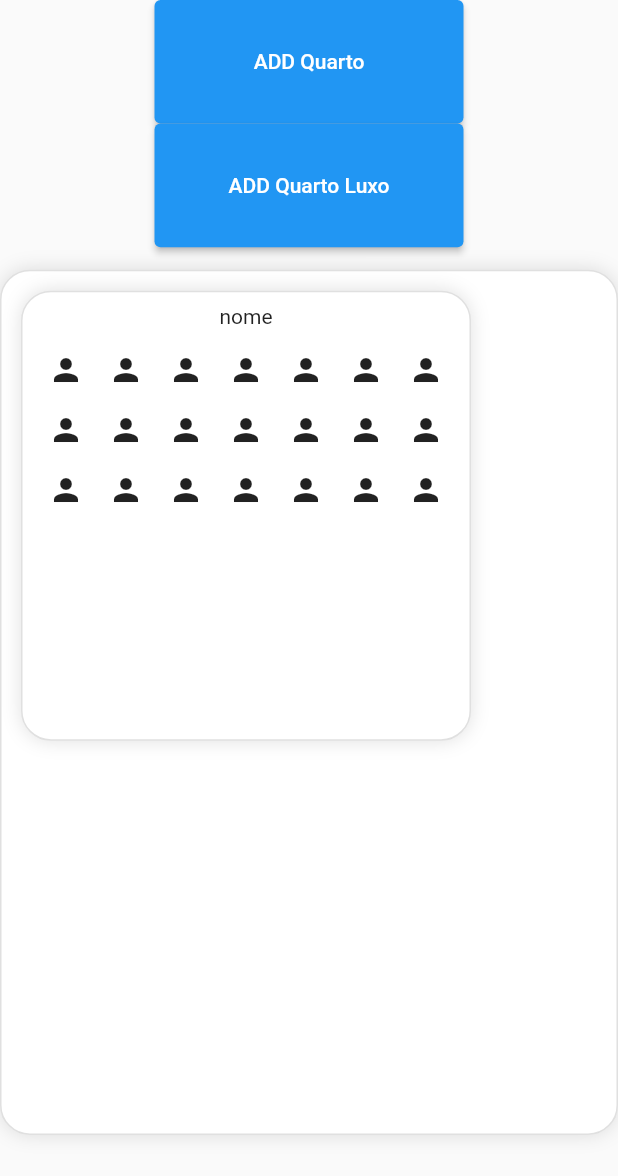
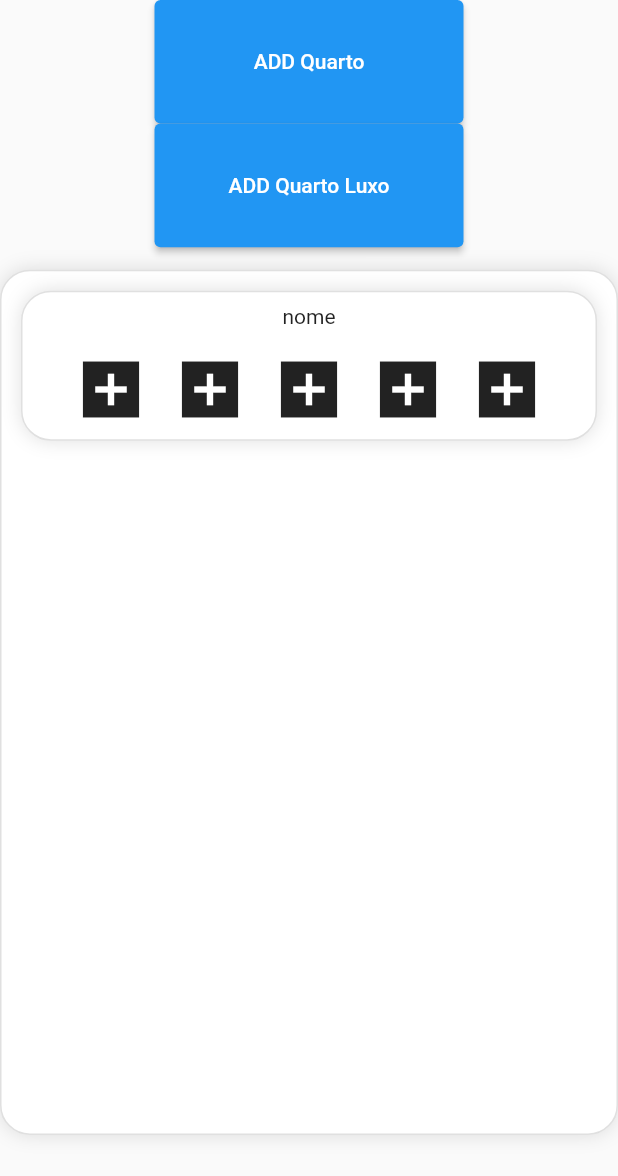
Before and after one commit to MarshFfeco/Project_cde, a Flutter app: the screen it shows after launch, after a tap on "ADD Quarto Luxo", on a phone screen of 412 x 824 dp. Shown: the top 1176 px of the screen. Run offline on Flutter 3.47's test engine with Material 2 defaults, Android fonts, the phone set to English and light mode, and no system bars; missing offline and left inert: dart:html.

Commit message:
Atualização

```diff
--- a/lib/PageQuarto.dart
+++ b/lib/PageQuarto.dart
@@ -11,7 +11,7 @@ class PageQuarto extends StatefulWidget {
 }
 
 class _PageQuartoState extends State<PageQuarto> {
-  QuartoSimples qs1 = QuartoSimples(nomeQuarto: "nome", quantidadeQuarto: 21);
+  QuartoSimples qs1 = QuartoSimples(nomeQuarto: "nome", quantidadeQuarto: 5);
 
   @override
   Widget build(BuildContext context) {
@@ -23,7 +23,6 @@ class _PageQuartoState extends State<PageQuarto> {
     return Scaffold(
       body: Container(
           width: double.infinity,
-          height: height,
           child: Column(
             children: [
               Container(
@@ -61,10 +60,10 @@ class _PageQuartoState extends State<PageQuarto> {
                       border: Border.all(color: Colors.black12),
                       borderRadius: BorderRadius.all(Radius.circular(20)),
                       color: Colors.white),
-                child: Wrap(
-                  children: qs1.adds,
-                ),
-              )
+                  child: ListView.builder(
+                    itemCount: qs1.adds.length,
+                    itemBuilder: (context, index) => qs1.adds[index],
+                  ))
             ],
           )),
     );
--- a/lib/Quarto.dart
+++ b/lib/Quarto.dart
@@ -28,7 +28,6 @@ abstract class Quarto {
 
   Widget CriadorWidgetQuarto() {
     Widget QuartoLuxo = Container(
-      height: 300,
       width: 300,
       margin: const EdgeInsets.all(10),
       decoration: BoxDecoration(
@@ -51,10 +50,11 @@ abstract class Quarto {
   }
 
   Widget CriadorWidgetAlunosQuarto() {
-    Widget AlunoQuarto = Container(
-      child: Padding(
-        padding: EdgeInsets.all(8.0),
-        child: Icon(Icons.person),
+    Widget AlunoQuarto = const Padding(
+      padding: EdgeInsets.all(8.0),
+      child: Icon(
+        Icons.add_box_sharp,
+        size: 50.0,
       ),
     );
 
```
Also changed, not shown: 1 other file. Lines whose indentation alone changed are shown as unchanged.
